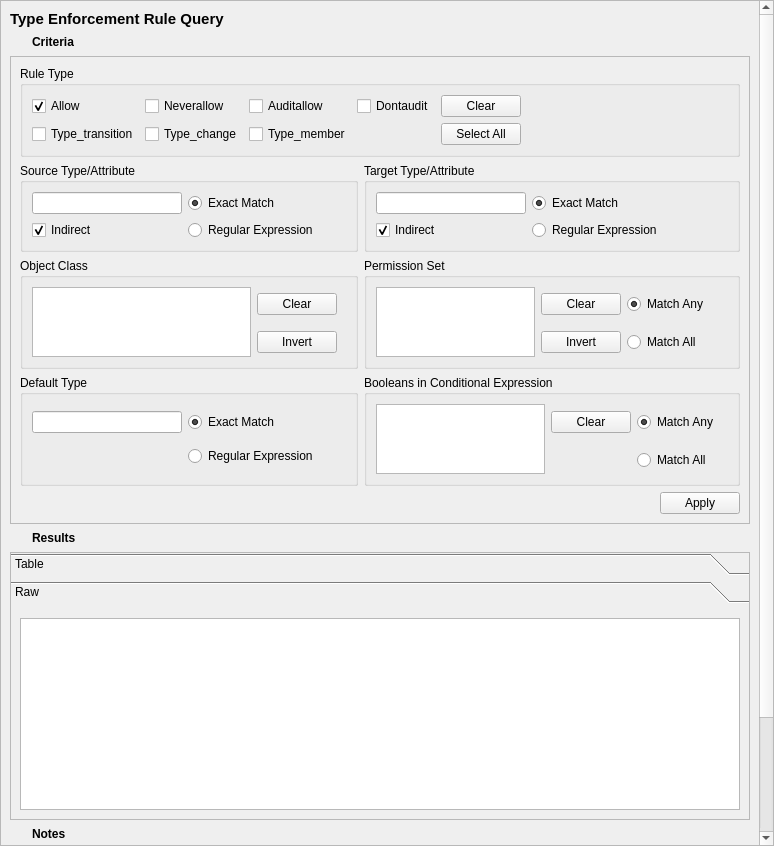
SELinuxProject/setools, file data/terulequery.ui: the form before one commit.
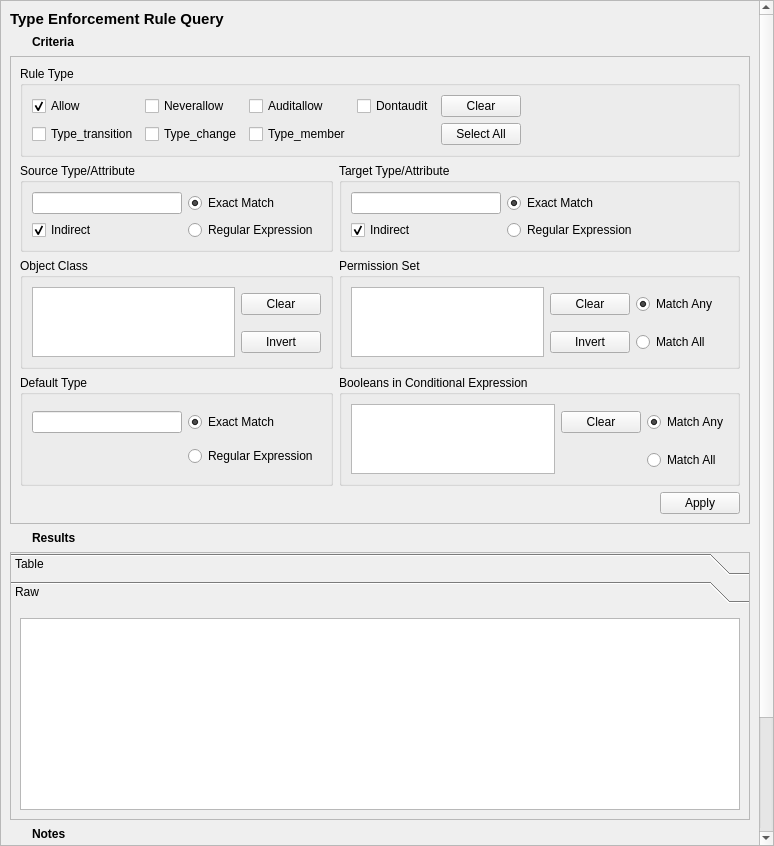
The form after the commit. The open tabs and pages were chosen to show the change. Icons and pictures are not drawn.

Commit message:
TERuleQueryTab: remove unnecessary outer widget
Make the scroll area the top level widget for the tab.

Diff of the .ui file:
```diff
--- a/data/terulequery.ui
+++ b/data/terulequery.ui
@@ -1,7 +1,7 @@
 <?xml version="1.0" encoding="UTF-8"?>
 <ui version="4.0">
  <class>TeRuleQueryTab</class>
- <widget class="QWidget" name="TeRuleQueryTab">
+ <widget class="QScrollArea" name="TeRuleQueryTab">
   <property name="geometry">
    <rect>
     <x>0</x>
@@ -10,33 +10,6 @@
     <height>846</height>
    </rect>
   </property>
-  <property name="sizePolicy">
-   <sizepolicy hsizetype="Preferred" vsizetype="Preferred">
-    <horstretch>0</horstretch>
-    <verstretch>0</verstretch>
-   </sizepolicy>
-  </property>
-  <property name="windowTitle">
-   <string>Form</string>
-  </property>
-  <layout class="QVBoxLayout" name="verticalLayout">
-   <property name="sizeConstraint">
-    <enum>QLayout::SetNoConstraint</enum>
-   </property>
-   <property name="leftMargin">
-    <number>0</number>
-   </property>
-   <property name="topMargin">
-    <number>0</number>
-   </property>
-   <property name="rightMargin">
-    <number>0</number>
-   </property>
-   <property name="bottomMargin">
-    <number>0</number>
-   </property>
-   <item>
-    <widget class="QScrollArea" name="scrollArea">
      <property name="sizeAdjustPolicy">
       <enum>QAbstractScrollArea::AdjustToContents</enum>
      </property>
@@ -451,7 +424,7 @@
                </property>
                <property name="maximumSize">
                 <size>
-                 <width>200</width>
+              <width>250</width>
                  <height>16777215</height>
                 </size>
                </property>
@@ -683,7 +656,7 @@
                </property>
                <property name="maximumSize">
                 <size>
-                 <width>200</width>
+              <width>250</width>
                  <height>16777215</height>
                 </size>
                </property>
@@ -840,7 +813,7 @@
                </property>
                <property name="minimumSize">
                 <size>
-                 <width>213</width>
+              <width>0</width>
                  <height>0</height>
                 </size>
                </property>
@@ -888,7 +861,7 @@
                </property>
                <property name="maximumSize">
                 <size>
-                 <width>200</width>
+              <width>250</width>
                  <height>16777215</height>
                 </size>
                </property>
@@ -967,9 +940,6 @@
       </layout>
      </widget>
     </widget>
-   </item>
-  </layout>
- </widget>
  <tabstops>
   <tabstop>scrollArea</tabstop>
   <tabstop>criteria_expander</tabstop>
```
Left out of the diff: 16 changed lines with no effect on the pictures. Lines whose indentation alone changed are shown as unchanged. The commit also changes 1 other file.
